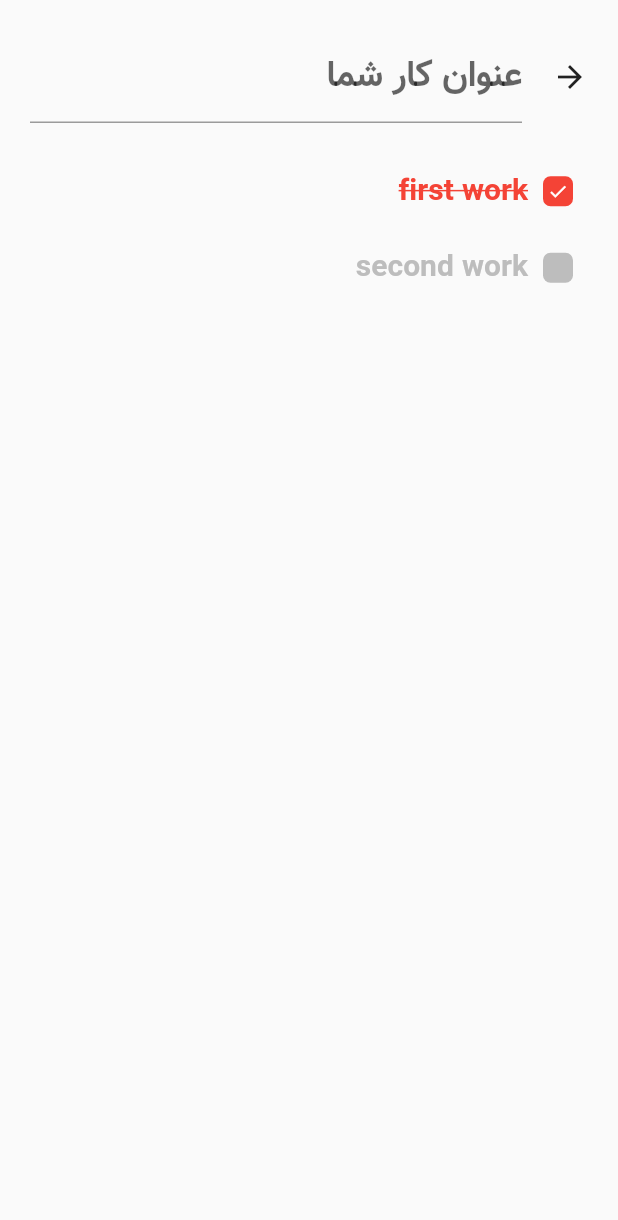
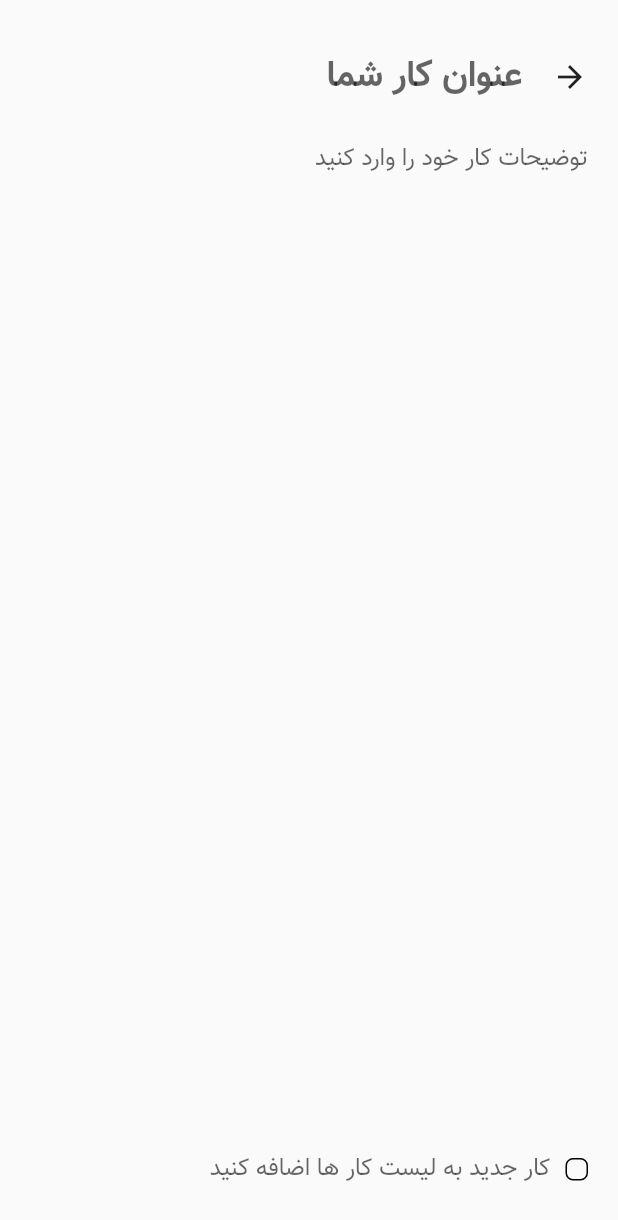
Before and after one commit to mojtaba2021/FirstFlutterApp, a Flutter app: the screen it shows after launch, after a tap on the "add" icon, on a phone screen of 412 x 824 dp. Shown: the top 1220 px of the screen. Run offline on Flutter 3.47's test engine with Material 2 defaults, Android fonts, the phone set to English and light mode, and no system bars.

Commit message:
Create todo class

```diff
--- /dev/null
+++ b/lib/models/todo.dart
@@ -0,0 +1,6 @@
+class Todo {
+  final bool isDone;
+  final String title;
+
+  Todo({required this.title, required this.isDone});
+}
--- a/lib/screens/home.dart
+++ b/lib/screens/home.dart
@@ -1,5 +1,7 @@
 import 'package:flutter/material.dart';
-import 'package:tasko/screens/task.dart';
+import 'package:tasko/widgets/task/addTaskButton.dart';
+import 'package:tasko/widgets/task/heroSection.dart';
+import 'package:tasko/widgets/task/taskItem.dart';
 
 class HomeScreen extends StatefulWidget {
   const HomeScreen({super.key});
@@ -40,95 +42,17 @@ class HomeScreenState extends State<HomeScreen> {
                         )
                       ],
                     ),
-                    Container(
-                      margin: EdgeInsets.symmetric(vertical: 10),
-                      padding: EdgeInsets.all(10),
-                      decoration: BoxDecoration(
-                        color: Colors.white,
-                        borderRadius: BorderRadius.circular(10),
-                      ),
-                      child: Column(
-                        crossAxisAlignment: CrossAxisAlignment.start,
-                        children: [
-                          Padding(
-                            padding: EdgeInsets.only(bottom: 10),
-                            child: Text(
-                              "کارها را مدیریت کن",
-                              style: TextStyle(
-                                  fontSize: 16, fontWeight: FontWeight.bold),
-                            ),
-                          ),
-                          Text(
-                            " با اپ تسکو کار های شخصی خودت را مثل آب خوردن مدیرت کن :)",
-                            style: TextStyle(color: Colors.grey[600]),
-                          )
-                        ],
-                      ),
-                    ),
+                    HeroSection(),
                     Expanded(
                       child: ListView.builder(
                         itemCount: 20,
-                        itemBuilder: (BuildContext context, int index) {
-                          return Container(
-                            padding: EdgeInsets.all(10),
-                            margin: EdgeInsets.only(bottom: 10),
-                            decoration: BoxDecoration(
-                              color: Colors.white,
-                              borderRadius: BorderRadius.circular(10),
-                            ),
-                            child: Row(
-                              children: [
-                                Expanded(
-                                  child: Column(
-                                    crossAxisAlignment:
-                                        CrossAxisAlignment.start,
-                                    children: [
-                                      Text(
-                                        "فلان کار",
-                                        style: TextStyle(
-                                            fontSize: 16,
-                                            fontWeight: FontWeight.bold),
-                                      ),
-                                      Text(
-                                        "توضیحات فلان کار",
-                                        style:
-                                            TextStyle(color: Colors.grey[600]),
-                                      ),
-                                    ],
-                                  ),
-                                ),
-                                Icon(
-                                  Icons.delete,
-                                  color: Colors.red,
-                                  size: 20,
-                                )
-                              ],
-                            ),
-                          );
-                        },
+                        itemBuilder: (BuildContext context, int index) =>
+                            TaskItem(context: context,index: index),
                       ),
                     )
                   ],
                 ),
-                Positioned(
-                  bottom: 10,
-                  left: 10,
-                  child: GestureDetector(
-                    onTap: () => Navigator.push(context,
-                        MaterialPageRoute(builder: (context) => TaskScreen())),
-                    child: Container(
-                      child: Icon(
-                        Icons.add,
-                        color: Colors.white,
-                      ),
-                      height: 50,
-                      width: 50,
-                      decoration: BoxDecoration(
-                          color: Colors.red,
-                          borderRadius: BorderRadius.circular(20)),
-                    ),
-                  ),
-                )
+                AddTaskButton()
               ],
             ),
           ),
--- a/lib/screens/task.dart
+++ b/lib/screens/task.dart
@@ -1,5 +1,6 @@
 import 'package:flutter/material.dart';
-import 'package:tasko/screens/home.dart';
+import 'package:tasko/models/todo.dart';
+import 'package:tasko/widgets/todo/addNewTodo.dart';
 import 'package:tasko/widgets/todoWidget.dart';
 
 class TaskScreen extends StatefulWidget {
@@ -8,7 +9,12 @@ class TaskScreen extends StatefulWidget {
 }
 
 class TaskScreenState extends State<TaskScreen> {
-  bool? value = false;
+  List<Todo> todos = [];
+
+  addTodo(value) {
+    setState(() => todos.add(Todo(title: value, isDone: false)));
+  }
+
   @override
   Widget build(BuildContext context) {
     return Directionality(
@@ -31,9 +37,7 @@ class TaskScreenState extends State<TaskScreen> {
                         child: TextField(
                           decoration: InputDecoration(
                             hintText: "عنوان کار شما",
-                            border: UnderlineInputBorder(
-                              borderSide: BorderSide(style: BorderStyle.solid),
-                            ),
+                            border: InputBorder.none,
                           ),
                           style: TextStyle(
                               fontSize: 24,
@@ -44,14 +48,45 @@ class TaskScreenState extends State<TaskScreen> {
                     ),
                   ],
                 ),
+                TextField(
+                  decoration: InputDecoration(
+                    hintText: "توضیحات کار خود را وارد کنید",
+                    border: InputBorder.none,
+                  ),
+                  style: TextStyle(
+                    color: Colors.grey[600],
+                  ),
+                  minLines: 1,
+                  maxLines: 3,
+                ),
                 Expanded(
-                  child: ListView(
-                    padding: EdgeInsets.only(top: 20),
-                    children: [
-                      TodoWidget(title: "first work",isDone: true,),
-                      TodoWidget(title: "second work",isDone: false,)
-                    ],
+                  child: ListView.builder(
+                    itemCount: todos.length,
+                    itemBuilder: (context, index) => TodoWidget(
+                      title: todos[index].title,
+                      isDone: false,
+                    ),
                   ),
+                ),
+                Row(
+                  children: [
+                    Container(
+                      width: 15,
+                      height: 15,
+                      decoration: BoxDecoration(
+                        borderRadius: BorderRadius.circular(5),
+                        border: Border.all(
+                          width: 1,
+                        ),
+                      ),
+                    ),
+                    Expanded(
+                      child: Padding(
+                        padding: EdgeInsets.only(right: 10),
+                        child: AddNewTodo(addTodo: addTodo),
+                      ),
+                    ),
+                  ],
                 )
               ],
             ),
--- /dev/null
+++ b/lib/widgets/task/addTaskButton.dart
@@ -0,0 +1,35 @@
+import 'package:flutter/material.dart';
+import 'package:tasko/screens/task.dart';
+
+class AddTaskButton extends StatelessWidget {
+
+  void switchToCreateTask(context) {
+    Navigator.push(
+      context,
+      MaterialPageRoute(
+        builder: (context) => TaskScreen(),
+      ),
+    );
+  }
+
+  @override
+  Widget build(BuildContext context) {
+    return Positioned(
+      bottom: 10,
+      left: 10,
+      child: GestureDetector(
+        onTap: () => switchToCreateTask(context),
+        child: Container(
+          child: Icon(
+            Icons.add,
+            color: Colors.white,
+          ),
+          height: 50,
+          width: 50,
+          decoration: BoxDecoration(
+              color: Colors.red, borderRadius: BorderRadius.circular(20)),
+        ),
+      ),
+    );
+  }
+}
--- /dev/null
+++ b/lib/widgets/task/heroSection.dart
@@ -0,0 +1,33 @@
+import 'package:flutter/material.dart';
+
+class HeroSection extends StatelessWidget {
+  const HeroSection({super.key});
+
+  @override
+  Widget build(BuildContext context) {
+    return Container(
+      margin: EdgeInsets.symmetric(vertical: 10),
+      padding: EdgeInsets.all(10),
+      decoration: BoxDecoration(
+        color: Colors.white,
+        borderRadius: BorderRadius.circular(10),
+      ),
+      child: Column(
+        crossAxisAlignment: CrossAxisAlignment.start,
+        children: [
+          Padding(
+            padding: EdgeInsets.only(bottom: 10),
+            child: Text(
+              "کارها را مدیریت کن",
+              style: TextStyle(fontSize: 16, fontWeight: FontWeight.bold),
+            ),
+          ),
+          Text(
+            " با اپ تسکو کار های شخصی خودت را مثل آب خوردن مدیرت کن :)",
+            style: TextStyle(color: Colors.grey[600]),
+          )
+        ],
+      ),
+    );
+  }
+}
--- /dev/null
+++ b/lib/widgets/task/taskItem.dart
@@ -0,0 +1,45 @@
+import 'package:flutter/material.dart';
+
+// ignore: must_be_immutable
+class TaskItem extends StatelessWidget {
+
+  int index;
+  BuildContext context;
+  TaskItem({super.key, required this.context, required this.index});
+
+  @override
+  Widget build(BuildContext context) {
+    return Container(
+      padding: EdgeInsets.all(10),
+      margin: EdgeInsets.only(bottom: 10),
+      decoration: BoxDecoration(
+        color: Colors.white,
+        borderRadius: BorderRadius.circular(10),
+      ),
+      child: Row(
+        children: [
+          Expanded(
+            child: Column(
+              crossAxisAlignment: CrossAxisAlignment.start,
+              children: [
+                Text(
+                  "فلان کار",
+                  style: TextStyle(fontSize: 16, fontWeight: FontWeight.bold),
+                ),
+                Text(
+                  "توضیحات فلان کار",
+                  style: TextStyle(color: Colors.grey[600]),
+                ),
+              ],
+            ),
+          ),
+          Icon(
+            Icons.delete,
+            color: Colors.red,
+            size: 20,
+          )
+        ],
+      ),
+    );
+  }
+}
--- /dev/null
+++ b/lib/widgets/todo/addNewTodo.dart
@@ -0,0 +1,26 @@
+
+import 'package:flutter/material.dart';
+
+class AddNewTodo extends StatelessWidget {
+
+  final Function addTodo;
+
+  AddNewTodo({super.key, required this.addTodo});
+
+  TextEditingController newTodoInputController = TextEditingController();
+
+  @override
+  Widget build(BuildContext context) {
+    return TextField(
+      controller: newTodoInputController,
+      onSubmitted: (value) {
+        addTodo(value);
+        newTodoInputController.clear();
+      },
+      decoration: const InputDecoration(
+        border: InputBorder.none,
+        hintText: "کار جدید به لیست کار ها اضافه کنید",
+      ),
+    );
+  }
+}
--- a/lib/widgets/todoWidget.dart
+++ b/lib/widgets/todoWidget.dart
@@ -1,5 +1,7 @@
+// ignore: file_names
 import 'package:flutter/material.dart';
 
+// ignore: must_be_immutable
 class TodoWidget extends StatelessWidget {
   String title;
   bool isDone;
@@ -9,7 +11,7 @@ class TodoWidget extends StatelessWidget {
   @override
   Widget build(BuildContext context) {
     return Container(
-      padding: EdgeInsets.all(10),
+
       child: Row(
         children: [
           Container(
```
